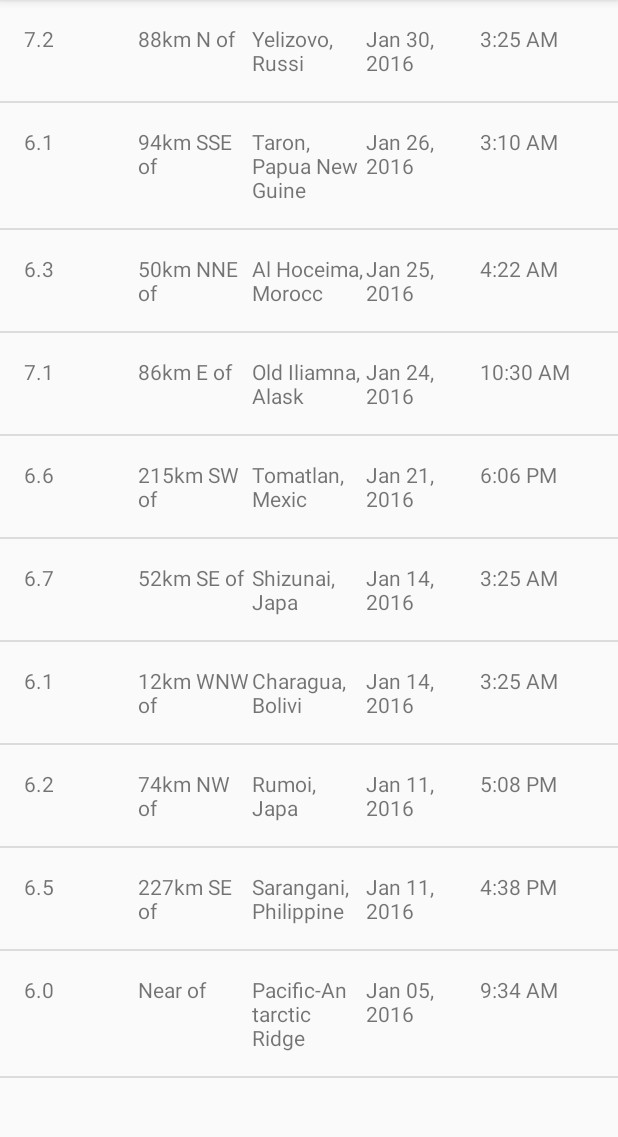
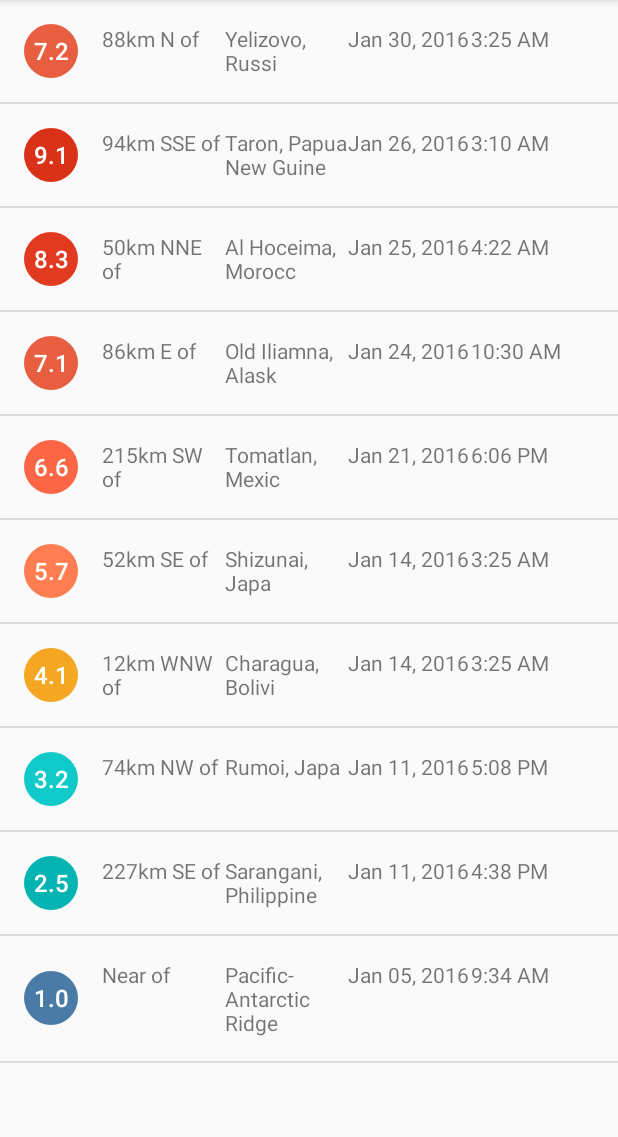
Before and after one commit to sergeykamyshov/CourseUdacity, an Android app: the screen it shows after launch (EarthquakeActivity), on a phone screen of 412 x 824 dp, the part 84-1221 px from its top. Run offline under Robolectric (Android 15) with nearby library versions, the light colour scheme and no system bars.

Commit message:
Added color circle for magnitude level

```diff
--- a/QuakeReport/app/src/main/java/com/example/android/quakereport/EarthquakeAdapter.java
+++ b/QuakeReport/app/src/main/java/com/example/android/quakereport/EarthquakeAdapter.java
@@ -1,6 +1,8 @@
 package com.example.android.quakereport;
 
 import android.content.Context;
+import android.graphics.drawable.GradientDrawable;
+import android.support.v4.content.ContextCompat;
 import android.view.LayoutInflater;
 import android.view.View;
 import android.view.ViewGroup;
@@ -49,6 +51,8 @@ public class EarthquakeAdapter extends BaseAdapter {
 
         TextView magnitude = (TextView) convertView.findViewById(R.id.magnitude_text_view);
         magnitude.setText(getMagnitudeFormat(earthquake.getMagnitude()));
+        GradientDrawable magnitudeCircle = (GradientDrawable) magnitude.getBackground();
+        magnitudeCircle.setColor(getMagnitudeColor(earthquake.getMagnitude()));
 
         String place = earthquake.getPlace();
         String locationOffset = "";
@@ -76,6 +80,45 @@ public class EarthquakeAdapter extends BaseAdapter {
         return convertView;
     }
 
+    private int getMagnitudeColor(double magnitude) {
+        int colorResourceId;
+        int magnitudeFloor = (int) Math.floor(magnitude);
+        switch (magnitudeFloor) {
+            case 0:
+            case 1:
+                colorResourceId = R.color.magnitude1;
+                break;
+            case 2:
+                colorResourceId = R.color.magnitude2;
+                break;
+            case 3:
+                colorResourceId = R.color.magnitude3;
+                break;
+            case 4:
+                colorResourceId = R.color.magnitude4;
+                break;
+            case 5:
+                colorResourceId = R.color.magnitude5;
+                break;
+            case 6:
+                colorResourceId = R.color.magnitude6;
+                break;
+            case 7:
+                colorResourceId = R.color.magnitude7;
+                break;
+            case 8:
+                colorResourceId = R.color.magnitude8;
+                break;
+            case 9:
+                colorResourceId = R.color.magnitude9;
+                break;
+            default:
+                colorResourceId = R.color.magnitude10plus;
+                break;
+        }
+        return ContextCompat.getColor(mContext, colorResourceId);
+    }
+
     private String getMagnitudeFormat(double magnitude) {
         DecimalFormat decimalFormat = new DecimalFormat("0.0");
         return decimalFormat.format(magnitude);
--- a/QuakeReport/app/src/main/java/com/example/android/quakereport/QueryUtils.java
+++ b/QuakeReport/app/src/main/java/com/example/android/quakereport/QueryUtils.java
@@ -16,15 +16,15 @@ public class QueryUtils {
      * Sample JSON response for a USGS query
      */
     private static final String SAMPLE_JSON_RESPONSE = "{\"type\":\"FeatureCollection\",\"metadata\":{\"generated\":1462295443000,\"url\":\"http://earthquake.usgs.gov/fdsnws/event/1/query?format=geojson&starttime=2016-01-01&endtime=2016-01-31&minmag=6&limit=10\",\"title\":\"USGS Earthquakes\",\"status\":200,\"api\":\"1.5.2\",\"limit\":10,\"offset\":1,\"count\":10},\"features\":[{\"type\":\"Feature\",\"properties\":{\"mag\":7.2,\"place\":\"88km N of Yelizovo, Russia\",\"time\":1454124312220,\"updated\":1460674294040,\"tz\":720,\"url\":\"http://earthquake.usgs.gov/earthquakes/eventpage/us20004vvx\",\"detail\":\"http://earthquake.usgs.gov/fdsnws/event/1/query?eventid=us20004vvx&format=geojson\",\"felt\":2,\"cdi\":3.4,\"mmi\":5.82,\"alert\":\"green\",\"status\":\"reviewed\",\"tsunami\":1,\"sig\":798,\"net\":\"us\",\"code\":\"20004vvx\",\"ids\":\",at00o1qxho,pt16030050,us20004vvx,gcmt20160130032510,\",\"sources\":\",at,pt,us,gcmt,\",\"types\":\",cap,dyfi,finite-fault,general-link,general-text,geoserve,impact-link,impact-text,losspager,moment-tensor,nearby-cities,origin,phase-data,shakemap,tectonic-summary,\",\"nst\":null,\"dmin\":0.958,\"rms\":1.19,\"gap\":17,\"magType\":\"mww\",\"type\":\"earthquake\",\"title\":\"M 7.2 - 88km N of Yelizovo, Russia\"},\"geometry\":{\"type\":\"Point\",\"coordinates\":[158.5463,53.9776,177]},\"id\":\"us20004vvx\"},\n" +
-            "{\"type\":\"Feature\",\"properties\":{\"mag\":6.1,\"place\":\"94km SSE of Taron, Papua New Guinea\",\"time\":1453777820750,\"updated\":1460156775040,\"tz\":600,\"url\":\"http://earthquake.usgs.gov/earthquakes/eventpage/us20004uks\",\"detail\":\"http://earthquake.usgs.gov/fdsnws/event/1/query?eventid=us20004uks&format=geojson\",\"felt\":null,\"cdi\":null,\"mmi\":4.1,\"alert\":\"green\",\"status\":\"reviewed\",\"tsunami\":1,\"sig\":572,\"net\":\"us\",\"code\":\"20004uks\",\"ids\":\",us20004uks,gcmt20160126031023,\",\"sources\":\",us,gcmt,\",\"types\":\",cap,geoserve,losspager,moment-tensor,nearby-cities,origin,phase-data,shakemap,tectonic-summary,\",\"nst\":null,\"dmin\":1.537,\"rms\":0.74,\"gap\":25,\"magType\":\"mww\",\"type\":\"earthquake\",\"title\":\"M 6.1 - 94km SSE of Taron, Papua New Guinea\"},\"geometry\":{\"type\":\"Point\",\"coordinates\":[153.2454,-5.2952,26]},\"id\":\"us20004uks\"},\n" +
-            "{\"type\":\"Feature\",\"properties\":{\"mag\":6.3,\"place\":\"50km NNE of Al Hoceima, Morocco\",\"time\":1453695722730,\"updated\":1460156773040,\"tz\":0,\"url\":\"http://earthquake.usgs.gov/earthquakes/eventpage/us10004gy9\",\"detail\":\"http://earthquake.usgs.gov/fdsnws/event/1/query?eventid=us10004gy9&format=geojson\",\"felt\":117,\"cdi\":7.2,\"mmi\":5.28,\"alert\":\"green\",\"status\":\"reviewed\",\"tsunami\":0,\"sig\":695,\"net\":\"us\",\"code\":\"10004gy9\",\"ids\":\",us10004gy9,gcmt20160125042203,\",\"sources\":\",us,gcmt,\",\"types\":\",cap,dyfi,geoserve,impact-text,losspager,moment-tensor,nearby-cities,origin,phase-data,shakemap,tectonic-summary,\",\"nst\":null,\"dmin\":2.201,\"rms\":0.92,\"gap\":20,\"magType\":\"mww\",\"type\":\"earthquake\",\"title\":\"M 6.3 - 50km NNE of Al Hoceima, Morocco\"},\"geometry\":{\"type\":\"Point\",\"coordinates\":[-3.6818,35.6493,12]},\"id\":\"us10004gy9\"},\n" +
+            "{\"type\":\"Feature\",\"properties\":{\"mag\":9.1,\"place\":\"94km SSE of Taron, Papua New Guinea\",\"time\":1453777820750,\"updated\":1460156775040,\"tz\":600,\"url\":\"http://earthquake.usgs.gov/earthquakes/eventpage/us20004uks\",\"detail\":\"http://earthquake.usgs.gov/fdsnws/event/1/query?eventid=us20004uks&format=geojson\",\"felt\":null,\"cdi\":null,\"mmi\":4.1,\"alert\":\"green\",\"status\":\"reviewed\",\"tsunami\":1,\"sig\":572,\"net\":\"us\",\"code\":\"20004uks\",\"ids\":\",us20004uks,gcmt20160126031023,\",\"sources\":\",us,gcmt,\",\"types\":\",cap,geoserve,losspager,moment-tensor,nearby-cities,origin,phase-data,shakemap,tectonic-summary,\",\"nst\":null,\"dmin\":1.537,\"rms\":0.74,\"gap\":25,\"magType\":\"mww\",\"type\":\"earthquake\",\"title\":\"M 6.1 - 94km SSE of Taron, Papua New Guinea\"},\"geometry\":{\"type\":\"Point\",\"coordinates\":[153.2454,-5.2952,26]},\"id\":\"us20004uks\"},\n" +
+            "{\"type\":\"Feature\",\"properties\":{\"mag\":8.3,\"place\":\"50km NNE of Al Hoceima, Morocco\",\"time\":1453695722730,\"updated\":1460156773040,\"tz\":0,\"url\":\"http://earthquake.usgs.gov/earthquakes/eventpage/us10004gy9\",\"detail\":\"http://earthquake.usgs.gov/fdsnws/event/1/query?eventid=us10004gy9&format=geojson\",\"felt\":117,\"cdi\":7.2,\"mmi\":5.28,\"alert\":\"green\",\"status\":\"reviewed\",\"tsunami\":0,\"sig\":695,\"net\":\"us\",\"code\":\"10004gy9\",\"ids\":\",us10004gy9,gcmt20160125042203,\",\"sources\":\",us,gcmt,\",\"types\":\",cap,dyfi,geoserve,impact-text,losspager,moment-tensor,nearby-cities,origin,phase-data,shakemap,tectonic-summary,\",\"nst\":null,\"dmin\":2.201,\"rms\":0.92,\"gap\":20,\"magType\":\"mww\",\"type\":\"earthquake\",\"title\":\"M 6.3 - 50km NNE of Al Hoceima, Morocco\"},\"geometry\":{\"type\":\"Point\",\"coordinates\":[-3.6818,35.6493,12]},\"id\":\"us10004gy9\"},\n" +
             "{\"type\":\"Feature\",\"properties\":{\"mag\":7.1,\"place\":\"86km E of Old Iliamna, Alaska\",\"time\":1453631430230,\"updated\":1460156770040,\"tz\":-540,\"url\":\"http://earthquake.usgs.gov/earthquakes/eventpage/us10004gqp\",\"detail\":\"http://earthquake.usgs.gov/fdsnws/event/1/query?eventid=us10004gqp&format=geojson\",\"felt\":1816,\"cdi\":7.2,\"mmi\":6.6,\"alert\":\"green\",\"status\":\"reviewed\",\"tsunami\":1,\"sig\":1496,\"net\":\"us\",\"code\":\"10004gqp\",\"ids\":\",at00o1gd6r,us10004gqp,ak12496371,gcmt20160124103030,\",\"sources\":\",at,us,ak,gcmt,\",\"types\":\",cap,dyfi,finite-fault,general-link,general-text,geoserve,impact-link,impact-text,losspager,moment-tensor,nearby-cities,origin,phase-data,shakemap,tectonic-summary,trump-origin,\",\"nst\":null,\"dmin\":0.72,\"rms\":2.11,\"gap\":19,\"magType\":\"mww\",\"type\":\"earthquake\",\"title\":\"M 7.1 - 86km E of Old Iliamna, Alaska\"},\"geometry\":{\"type\":\"Point\",\"coordinates\":[-153.4051,59.6363,129]},\"id\":\"us10004gqp\"},\n" +
             "{\"type\":\"Feature\",\"properties\":{\"mag\":6.6,\"place\":\"215km SW of Tomatlan, Mexico\",\"time\":1453399617650,\"updated\":1459963829040,\"tz\":-420,\"url\":\"http://earthquake.usgs.gov/earthquakes/eventpage/us10004g4l\",\"detail\":\"http://earthquake.usgs.gov/fdsnws/event/1/query?eventid=us10004g4l&format=geojson\",\"felt\":11,\"cdi\":2.7,\"mmi\":3.92,\"alert\":\"green\",\"status\":\"reviewed\",\"tsunami\":1,\"sig\":673,\"net\":\"us\",\"code\":\"10004g4l\",\"ids\":\",at00o1bebo,pt16021050,us10004g4l,gcmt20160121180659,\",\"sources\":\",at,pt,us,gcmt,\",\"types\":\",cap,dyfi,geoserve,impact-link,impact-text,losspager,moment-tensor,nearby-cities,origin,phase-data,shakemap,tectonic-summary,\",\"nst\":null,\"dmin\":2.413,\"rms\":0.98,\"gap\":74,\"magType\":\"mww\",\"type\":\"earthquake\",\"title\":\"M 6.6 - 215km SW of Tomatlan, Mexico\"},\"geometry\":{\"type\":\"Point\",\"coordinates\":[-106.9337,18.8239,10]},\"id\":\"us10004g4l\"},\n" +
-            "{\"type\":\"Feature\",\"properties\":{\"mag\":6.7,\"place\":\"52km SE of Shizunai, Japan\",\"time\":1452741933640,\"updated\":1459304879040,\"tz\":540,\"url\":\"http://earthquake.usgs.gov/earthquakes/eventpage/us10004ebx\",\"detail\":\"http://earthquake.usgs.gov/fdsnws/event/1/query?eventid=us10004ebx&format=geojson\",\"felt\":51,\"cdi\":5.8,\"mmi\":6.45,\"alert\":\"green\",\"status\":\"reviewed\",\"tsunami\":1,\"sig\":720,\"net\":\"us\",\"code\":\"10004ebx\",\"ids\":\",us10004ebx,pt16014050,at00o0xauk,gcmt20160114032534,\",\"sources\":\",us,pt,at,gcmt,\",\"types\":\",associate,cap,dyfi,geoserve,impact-link,impact-text,losspager,moment-tensor,nearby-cities,origin,phase-data,shakemap,\",\"nst\":null,\"dmin\":0.281,\"rms\":0.98,\"gap\":22,\"magType\":\"mww\",\"type\":\"earthquake\",\"title\":\"M 6.7 - 52km SE of Shizunai, Japan\"},\"geometry\":{\"type\":\"Point\",\"coordinates\":[142.781,41.9723,46]},\"id\":\"us10004ebx\"},\n" +
-            "{\"type\":\"Feature\",\"properties\":{\"mag\":6.1,\"place\":\"12km WNW of Charagua, Bolivia\",\"time\":1452741928270,\"updated\":1459304879040,\"tz\":-240,\"url\":\"http://earthquake.usgs.gov/earthquakes/eventpage/us10004ebw\",\"detail\":\"http://earthquake.usgs.gov/fdsnws/event/1/query?eventid=us10004ebw&format=geojson\",\"felt\":3,\"cdi\":2.2,\"mmi\":2.21,\"alert\":\"green\",\"status\":\"reviewed\",\"tsunami\":0,\"sig\":573,\"net\":\"us\",\"code\":\"10004ebw\",\"ids\":\",us10004ebw,gcmt20160114032528,\",\"sources\":\",us,gcmt,\",\"types\":\",cap,dyfi,geoserve,impact-text,losspager,moment-tensor,nearby-cities,origin,phase-data,shakemap,tectonic-summary,\",\"nst\":null,\"dmin\":5.492,\"rms\":1.04,\"gap\":16,\"magType\":\"mww\",\"type\":\"earthquake\",\"title\":\"M 6.1 - 12km WNW of Charagua, Bolivia\"},\"geometry\":{\"type\":\"Point\",\"coordinates\":[-63.3288,-19.7597,582.56]},\"id\":\"us10004ebw\"},\n" +
-            "{\"type\":\"Feature\",\"properties\":{\"mag\":6.2,\"place\":\"74km NW of Rumoi, Japan\",\"time\":1452532083920,\"updated\":1459304875040,\"tz\":540,\"url\":\"http://earthquake.usgs.gov/earthquakes/eventpage/us10004djn\",\"detail\":\"http://earthquake.usgs.gov/fdsnws/event/1/query?eventid=us10004djn&format=geojson\",\"felt\":8,\"cdi\":3.4,\"mmi\":3.74,\"alert\":\"green\",\"status\":\"reviewed\",\"tsunami\":0,\"sig\":594,\"net\":\"us\",\"code\":\"10004djn\",\"ids\":\",us10004djn,gcmt20160111170803,\",\"sources\":\",us,gcmt,\",\"types\":\",cap,dyfi,geoserve,impact-text,losspager,moment-tensor,nearby-cities,origin,phase-data,shakemap,tectonic-summary,\",\"nst\":null,\"dmin\":1.139,\"rms\":0.96,\"gap\":33,\"magType\":\"mww\",\"type\":\"earthquake\",\"title\":\"M 6.2 - 74km NW of Rumoi, Japan\"},\"geometry\":{\"type\":\"Point\",\"coordinates\":[141.0867,44.4761,238.81]},\"id\":\"us10004djn\"},\n" +
-            "{\"type\":\"Feature\",\"properties\":{\"mag\":6.5,\"place\":\"227km SE of Sarangani, Philippines\",\"time\":1452530285900,\"updated\":1459304874040,\"tz\":480,\"url\":\"http://earthquake.usgs.gov/earthquakes/eventpage/us10004dj5\",\"detail\":\"http://earthquake.usgs.gov/fdsnws/event/1/query?eventid=us10004dj5&format=geojson\",\"felt\":1,\"cdi\":2.7,\"mmi\":7.5,\"alert\":\"green\",\"status\":\"reviewed\",\"tsunami\":1,\"sig\":650,\"net\":\"us\",\"code\":\"10004dj5\",\"ids\":\",at00o0srjp,pt16011050,us10004dj5,gcmt20160111163807,\",\"sources\":\",at,pt,us,gcmt,\",\"types\":\",cap,dyfi,geoserve,impact-link,impact-text,losspager,moment-tensor,nearby-cities,origin,phase-data,shakemap,tectonic-summary,\",\"nst\":null,\"dmin\":3.144,\"rms\":0.72,\"gap\":22,\"magType\":\"mww\",\"type\":\"earthquake\",\"title\":\"M 6.5 - 227km SE of Sarangani, Philippines\"},\"geometry\":{\"type\":\"Point\",\"coordinates\":[126.8621,3.8965,13]},\"id\":\"us10004dj5\"},\n" +
-            "{\"type\":\"Feature\",\"properties\":{\"mag\":6,\"place\":\"Pacific-Antarctic Ridge\",\"time\":1451986454620,\"updated\":1459202978040,\"tz\":-540,\"url\":\"http://earthquake.usgs.gov/earthquakes/eventpage/us10004bgk\",\"detail\":\"http://earthquake.usgs.gov/fdsnws/event/1/query?eventid=us10004bgk&format=geojson\",\"felt\":0,\"cdi\":1,\"mmi\":0,\"alert\":\"green\",\"status\":\"reviewed\",\"tsunami\":0,\"sig\":554,\"net\":\"us\",\"code\":\"10004bgk\",\"ids\":\",us10004bgk,gcmt20160105093415,\",\"sources\":\",us,gcmt,\",\"types\":\",cap,dyfi,geoserve,losspager,moment-tensor,nearby-cities,origin,phase-data,shakemap,\",\"nst\":null,\"dmin\":30.75,\"rms\":0.67,\"gap\":71,\"magType\":\"mww\",\"type\":\"earthquake\",\"title\":\"M 6.0 - Pacific-Antarctic Ridge\"},\"geometry\":{\"type\":\"Point\",\"coordinates\":[-136.2603,-54.2906,10]},\"id\":\"us10004bgk\"}],\"bbox\":[-153.4051,-54.2906,10,158.5463,59.6363,582.56]}";
+            "{\"type\":\"Feature\",\"properties\":{\"mag\":5.7,\"place\":\"52km SE of Shizunai, Japan\",\"time\":1452741933640,\"updated\":1459304879040,\"tz\":540,\"url\":\"http://earthquake.usgs.gov/earthquakes/eventpage/us10004ebx\",\"detail\":\"http://earthquake.usgs.gov/fdsnws/event/1/query?eventid=us10004ebx&format=geojson\",\"felt\":51,\"cdi\":5.8,\"mmi\":6.45,\"alert\":\"green\",\"status\":\"reviewed\",\"tsunami\":1,\"sig\":720,\"net\":\"us\",\"code\":\"10004ebx\",\"ids\":\",us10004ebx,pt16014050,at00o0xauk,gcmt20160114032534,\",\"sources\":\",us,pt,at,gcmt,\",\"types\":\",associate,cap,dyfi,geoserve,impact-link,impact-text,losspager,moment-tensor,nearby-cities,origin,phase-data,shakemap,\",\"nst\":null,\"dmin\":0.281,\"rms\":0.98,\"gap\":22,\"magType\":\"mww\",\"type\":\"earthquake\",\"title\":\"M 6.7 - 52km SE of Shizunai, Japan\"},\"geometry\":{\"type\":\"Point\",\"coordinates\":[142.781,41.9723,46]},\"id\":\"us10004ebx\"},\n" +
+            "{\"type\":\"Feature\",\"properties\":{\"mag\":4.1,\"place\":\"12km WNW of Charagua, Bolivia\",\"time\":1452741928270,\"updated\":1459304879040,\"tz\":-240,\"url\":\"http://earthquake.usgs.gov/earthquakes/eventpage/us10004ebw\",\"detail\":\"http://earthquake.usgs.gov/fdsnws/event/1/query?eventid=us10004ebw&format=geojson\",\"felt\":3,\"cdi\":2.2,\"mmi\":2.21,\"alert\":\"green\",\"status\":\"reviewed\",\"tsunami\":0,\"sig\":573,\"net\":\"us\",\"code\":\"10004ebw\",\"ids\":\",us10004ebw,gcmt20160114032528,\",\"sources\":\",us,gcmt,\",\"types\":\",cap,dyfi,geoserve,impact-text,losspager,moment-tensor,nearby-cities,origin,phase-data,shakemap,tectonic-summary,\",\"nst\":null,\"dmin\":5.492,\"rms\":1.04,\"gap\":16,\"magType\":\"mww\",\"type\":\"earthquake\",\"title\":\"M 6.1 - 12km WNW of Charagua, Bolivia\"},\"geometry\":{\"type\":\"Point\",\"coordinates\":[-63.3288,-19.7597,582.56]},\"id\":\"us10004ebw\"},\n" +
+            "{\"type\":\"Feature\",\"properties\":{\"mag\":3.2,\"place\":\"74km NW of Rumoi, Japan\",\"time\":1452532083920,\"updated\":1459304875040,\"tz\":540,\"url\":\"http://earthquake.usgs.gov/earthquakes/eventpage/us10004djn\",\"detail\":\"http://earthquake.usgs.gov/fdsnws/event/1/query?eventid=us10004djn&format=geojson\",\"felt\":8,\"cdi\":3.4,\"mmi\":3.74,\"alert\":\"green\",\"status\":\"reviewed\",\"tsunami\":0,\"sig\":594,\"net\":\"us\",\"code\":\"10004djn\",\"ids\":\",us10004djn,gcmt20160111170803,\",\"sources\":\",us,gcmt,\",\"types\":\",cap,dyfi,geoserve,impact-text,losspager,moment-tensor,nearby-cities,origin,phase-data,shakemap,tectonic-summary,\",\"nst\":null,\"dmin\":1.139,\"rms\":0.96,\"gap\":33,\"magType\":\"mww\",\"type\":\"earthquake\",\"title\":\"M 6.2 - 74km NW of Rumoi, Japan\"},\"geometry\":{\"type\":\"Point\",\"coordinates\":[141.0867,44.4761,238.81]},\"id\":\"us10004djn\"},\n" +
+            "{\"type\":\"Feature\",\"properties\":{\"mag\":2.5,\"place\":\"227km SE of Sarangani, Philippines\",\"time\":1452530285900,\"updated\":1459304874040,\"tz\":480,\"url\":\"http://earthquake.usgs.gov/earthquakes/eventpage/us10004dj5\",\"detail\":\"http://earthquake.usgs.gov/fdsnws/event/1/query?eventid=us10004dj5&format=geojson\",\"felt\":1,\"cdi\":2.7,\"mmi\":7.5,\"alert\":\"green\",\"status\":\"reviewed\",\"tsunami\":1,\"sig\":650,\"net\":\"us\",\"code\":\"10004dj5\",\"ids\":\",at00o0srjp,pt16011050,us10004dj5,gcmt20160111163807,\",\"sources\":\",at,pt,us,gcmt,\",\"types\":\",cap,dyfi,geoserve,impact-link,impact-text,losspager,moment-tensor,nearby-cities,origin,phase-data,shakemap,tectonic-summary,\",\"nst\":null,\"dmin\":3.144,\"rms\":0.72,\"gap\":22,\"magType\":\"mww\",\"type\":\"earthquake\",\"title\":\"M 6.5 - 227km SE of Sarangani, Philippines\"},\"geometry\":{\"type\":\"Point\",\"coordinates\":[126.8621,3.8965,13]},\"id\":\"us10004dj5\"},\n" +
+            "{\"type\":\"Feature\",\"properties\":{\"mag\":1,\"place\":\"Pacific-Antarctic Ridge\",\"time\":1451986454620,\"updated\":1459202978040,\"tz\":-540,\"url\":\"http://earthquake.usgs.gov/earthquakes/eventpage/us10004bgk\",\"detail\":\"http://earthquake.usgs.gov/fdsnws/event/1/query?eventid=us10004bgk&format=geojson\",\"felt\":0,\"cdi\":1,\"mmi\":0,\"alert\":\"green\",\"status\":\"reviewed\",\"tsunami\":0,\"sig\":554,\"net\":\"us\",\"code\":\"10004bgk\",\"ids\":\",us10004bgk,gcmt20160105093415,\",\"sources\":\",us,gcmt,\",\"types\":\",cap,dyfi,geoserve,losspager,moment-tensor,nearby-cities,origin,phase-data,shakemap,\",\"nst\":null,\"dmin\":30.75,\"rms\":0.67,\"gap\":71,\"magType\":\"mww\",\"type\":\"earthquake\",\"title\":\"M 6.0 - Pacific-Antarctic Ridge\"},\"geometry\":{\"type\":\"Point\",\"coordinates\":[-136.2603,-54.2906,10]},\"id\":\"us10004bgk\"}],\"bbox\":[-153.4051,-54.2906,10,158.5463,59.6363,582.56]}";
 
     /**
      * Create a private constructor because no one should ever create a {@link QueryUtils} object.
--- /dev/null
+++ b/QuakeReport/app/src/main/res/drawable/magnitude_circle.xml
@@ -0,0 +1,10 @@
+<?xml version="1.0" encoding="utf-8"?>
+<!-- Background circle for the magnitude value -->
+<shape xmlns:android="http://schemas.android.com/apk/res/android"
+    android:shape="oval">
+    <solid android:color="@color/magnitude1" />
+    <size
+        android:width="36dp"
+        android:height="36dp" />
+    <corners android:radius="18dp" />
+</shape>
--- a/QuakeReport/app/src/main/res/layout/earthquake_list_item.xml
+++ b/QuakeReport/app/src/main/res/layout/earthquake_list_item.xml
@@ -8,15 +8,21 @@
 
     <TextView
         android:id="@+id/magnitude_text_view"
-        android:layout_width="0dp"
-        android:layout_height="wrap_content"
-        android:layout_weight="1"
+        android:layout_width="36dp"
+        android:layout_height="36dp"
+        android:layout_gravity="center"
+        android:background="@drawable/magnitude_circle"
+        android:fontFamily="sans-serif-medium"
+        android:gravity="center"
+        android:textColor="@android:color/white"
+        android:textSize="16sp"
         tools:text="7.2" />
 
     <TextView
         android:id="@+id/location_offset_text_view"
         android:layout_width="0dp"
         android:layout_height="wrap_content"
+        android:layout_marginLeft="16dp"
         android:layout_weight="1"
         tools:text="74km NW of" />
 
--- a/QuakeReport/app/src/main/res/values/colors.xml
+++ b/QuakeReport/app/src/main/res/values/colors.xml
@@ -22,4 +22,34 @@
 
     <!-- Accent color of the app -->
     <color name="colorAccent">#10CAC9</color>
+
+    <!-- Color for an earthquake with magnitude 0 and 2 -->
+    <color name="magnitude1">#4A7BA7</color>
+
+    <!-- Magnitude circle color for an earthquake with magnitude between 2 and 3 -->
+    <color name="magnitude2">#04B4B3</color>
+
+    <!-- Magnitude circle color for an earthquake with magnitude between 3 and 4 -->
+    <color name="magnitude3">#10CAC9</color>
+
+    <!-- Magnitude circle color for an earthquake with magnitude between 4 and 5 -->
+    <color name="magnitude4">#F5A623</color>
+
+    <!-- Magnitude circle color for an earthquake with magnitude between 5 and 6 -->
+    <color name="magnitude5">#FF7D50</color>
+
+    <!-- Magnitude circle color for an earthquake with magnitude between 6 and 7 -->
+    <color name="magnitude6">#FC6644</color>
+
+    <!-- Magnitude circle color for an earthquake with magnitude between 7 and 8 -->
+    <color name="magnitude7">#E75F40</color>
+
+    <!-- Magnitude circle color for an earthquake with magnitude between 8 and 9 -->
+    <color name="magnitude8">#E13A20</color>
+
+    <!-- Magnitude circle color for an earthquake with magnitude between 9 and 10 -->
+    <color name="magnitude9">#D93218</color>
+
+    <!-- Magnitude circle color for an earthquake with magnitude over 10 -->
+    <color name="magnitude10plus">#C03823</color>
 </resources>
```
